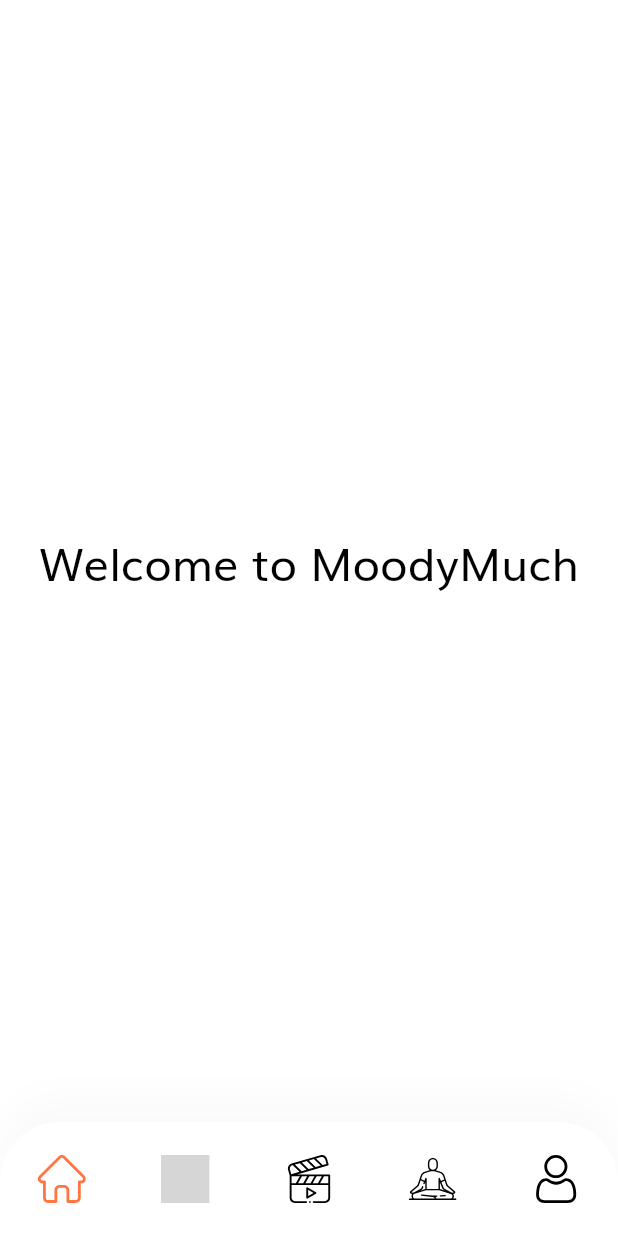
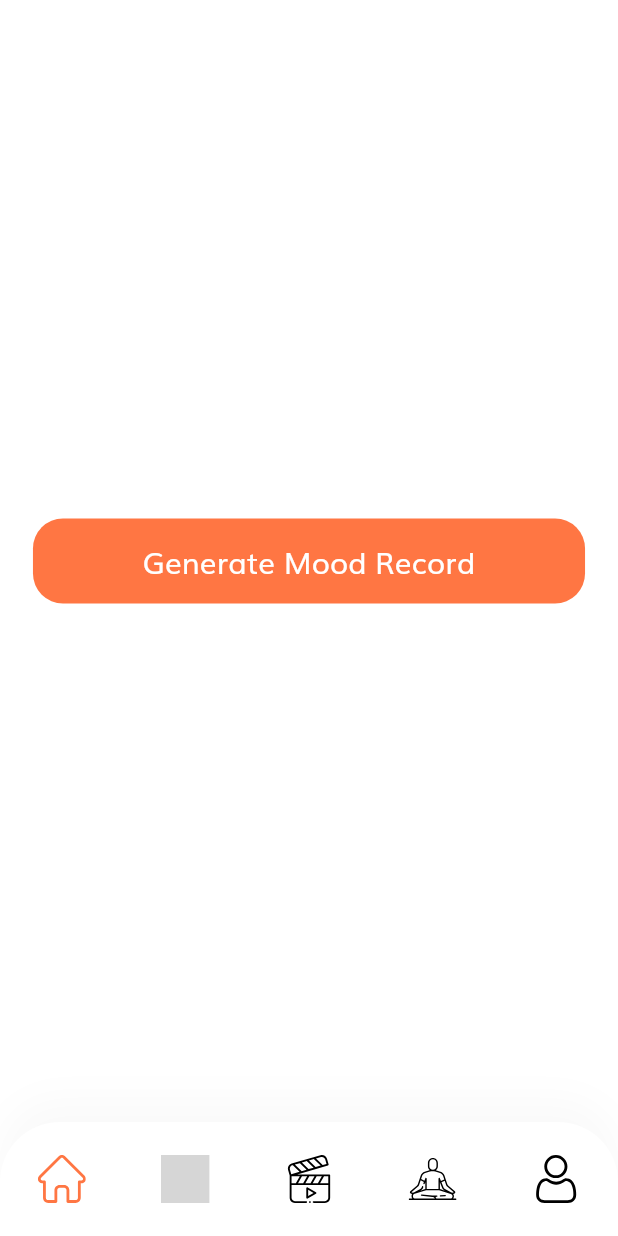
Before and after one commit to NazirNayal8/MoodyMuch, a Flutter app: the screen it shows once a user with an empty profile is signed in, on a phone screen of 412 x 824 dp. Run offline on Flutter 3.47's test engine with Material 2 defaults, Android fonts, the light colour scheme and no system bars; our stand-ins replace audioplayers, cloud_firestore, csc_picker, dio, firebase_auth, firebase_core and 12 more; accounts and stored records are empty; grey boxes are pictures that could not be loaded.

Commit message:
added dates to mood records

```diff
--- a/lib/helper/authentication_service.dart
+++ b/lib/helper/authentication_service.dart
@@ -37,7 +37,7 @@ class AuthenticationService {
     try {
       UserCredential res = await _auth.createUserWithEmailAndPassword(email: email, password: password);
       User user = res.user;
-      DatabaseService(uid: user.uid).updateUserData("John", "Doe", "", "", "", []);
+      DatabaseService(uid: user.uid).updateUserData("John", "Doe", "", "", "");
       return _userFromFirebaseUser(user);
     } on FirebaseAuthException catch (e) {
       print(e.message);
--- a/lib/helper/database.dart
+++ b/lib/helper/database.dart
@@ -7,7 +7,7 @@ class DatabaseService {
   DatabaseService({this.uid});
   final CollectionReference userCollection = FirebaseFirestore.instance.collection('users');
 
-  Future<String> updateUserData(String firstname, String lastname, String phone, String address, String url, List<double> moods) async {
+  Future<String> updateUserData(String firstname, String lastname, String phone, String address, String url) async {
     try {
       await userCollection.doc(uid).set({
         'firstname': firstname,
@@ -15,7 +15,8 @@ class DatabaseService {
         'phone': phone,
         'address': address,
         'url': url,
-        'moods': moods,
+        'moods': [],
+        'record_date': [],
         'language': 0,
       });
       return "Done";
@@ -37,7 +38,9 @@ class DatabaseService {
 
   Future<bool> recordMood(double mood) async {
     try {
-      await userCollection.doc(uid).update({'moods': FieldValue.arrayUnion([mood])});
+      String date = DateTime.now().toString();
+      date = date.substring(0, date.length - 7);
+      await userCollection.doc(uid).update({'moods': FieldValue.arrayUnion([mood]), "record_date": FieldValue.arrayUnion([date])});
       return true;
     } catch (e) {
       print(e.toString());
@@ -55,6 +58,7 @@ class DatabaseService {
       address: userdata['address'] ?? '',
       url: userdata['url'] ?? '',
       moods: List.castFrom(userdata['moods'] ?? []),
+      dates: List.castFrom(userdata["record_date"] ?? []),
       language: userdata['language'] ?? 0
     );
   }
--- a/lib/model/user.dart
+++ b/lib/model/user.dart
@@ -13,7 +13,8 @@ class UserModel {
   final String address;
   final String url;
   final List<double> moods;
+  final List<String> dates;
   final int language;
 
-  UserModel({this.uid, this.firstname, this.lastname, this.phone, this.address, this.url, this.moods, this.language});
+  UserModel({this.uid, this.firstname, this.lastname, this.phone, this.address, this.url, this.moods, this.dates, this.language});
 }
--- a/lib/screens/complete_profile/components/complete_profile_form.dart
+++ b/lib/screens/complete_profile/components/complete_profile_form.dart
@@ -60,7 +60,7 @@ class _CompleteProfileFormState extends State<CompleteProfileForm> {
             press: () async {
               if (_formKey.currentState.validate()) {
                 _formKey.currentState.save();
-                await DatabaseService(uid: user.uid).updateUserData(firstName, lastName, phone, address, "", []).then((value) => {
+                await DatabaseService(uid: user.uid).updateUserData(firstName, lastName, phone, address, "").then((value) => {
                   if(value == "Done"){
                     Navigator.pushNamed(context, SignUpSuccessScreen.routeName)
                   } else {
--- a/lib/screens/home/components/body.dart
+++ b/lib/screens/home/components/body.dart
@@ -1,19 +1,37 @@
+import 'dart:math';
+
 import 'package:flutter/material.dart';
+import 'package:moodymuch/components/default_button.dart';
+import 'package:moodymuch/helper/database.dart';
+import 'package:moodymuch/model/user.dart';
+import 'package:moodymuch/size_config.dart';
+import 'package:provider/provider.dart';
 
 class Body extends StatelessWidget {
+
   @override
   Widget build(BuildContext context) {
+
+    AppUser user = Provider.of<AppUser>(context);
+    DatabaseService db = DatabaseService(uid: user?.uid ?? "0");
+    var rng = new Random();
+
     return SafeArea(
-      child: Center(
-        child: Text(
-          "Welcome to MoodyMuch",
-          textAlign: TextAlign.center,
-          style: new TextStyle(
-            fontSize: 30.0,
-            color: Colors.black,
-          ),
-        ),
-      ),
+      child: SizedBox(
+        width: double.infinity,
+        child: Padding(
+          padding:
+              EdgeInsets.symmetric(horizontal: getProportionateScreenWidth(20)),
+          child: Center(
+            child: DefaultButton(
+              text: "Generate Mood Record",
+              press: () async {
+                await db.recordMood(rng.nextDouble() * 100);
+              },
+            )
+          )
+        )
+      )
     );
   }
 }
--- a/pubspec.yaml
+++ b/pubspec.yaml
@@ -50,6 +50,7 @@ dependencies:
   bloc: ^3.0.0
   audioplayers:
 
+  intl: ^0.16.1
   intl_phone_field: ^2.0.0
   flutter_rating_bar: ^4.0.0
   fluttertoast: ^8.0.3
```
Also changed, not shown: lib/screens/profile/components/mood_tracks.dart (+18 -5 lines), pubspec.lock.
